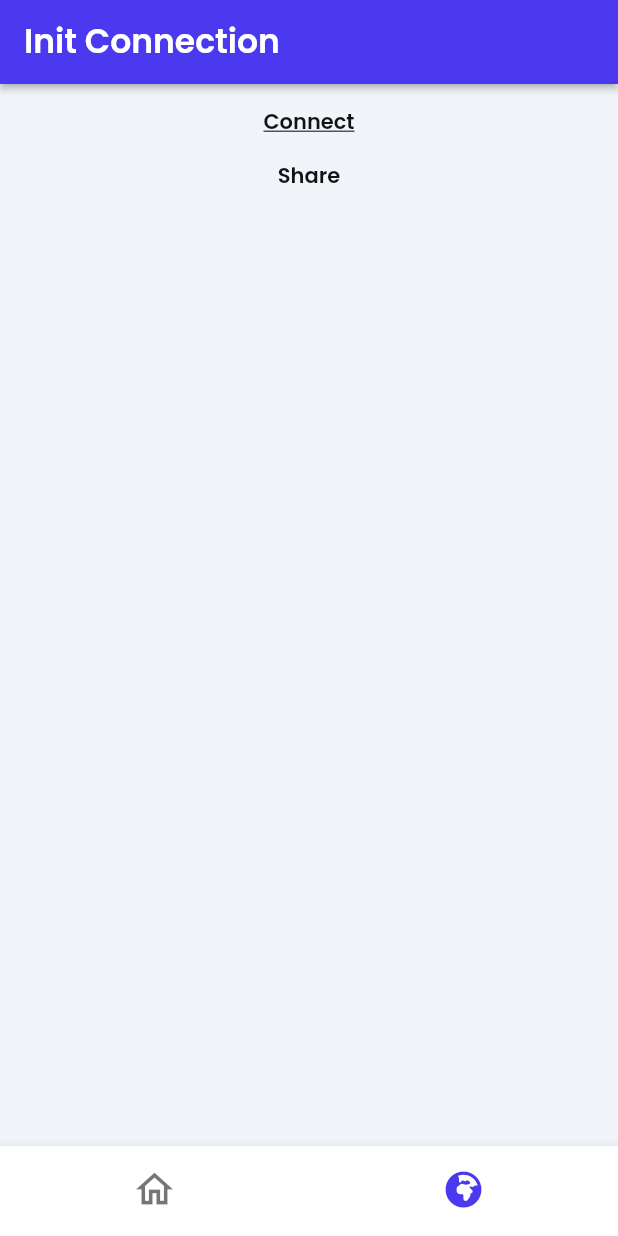
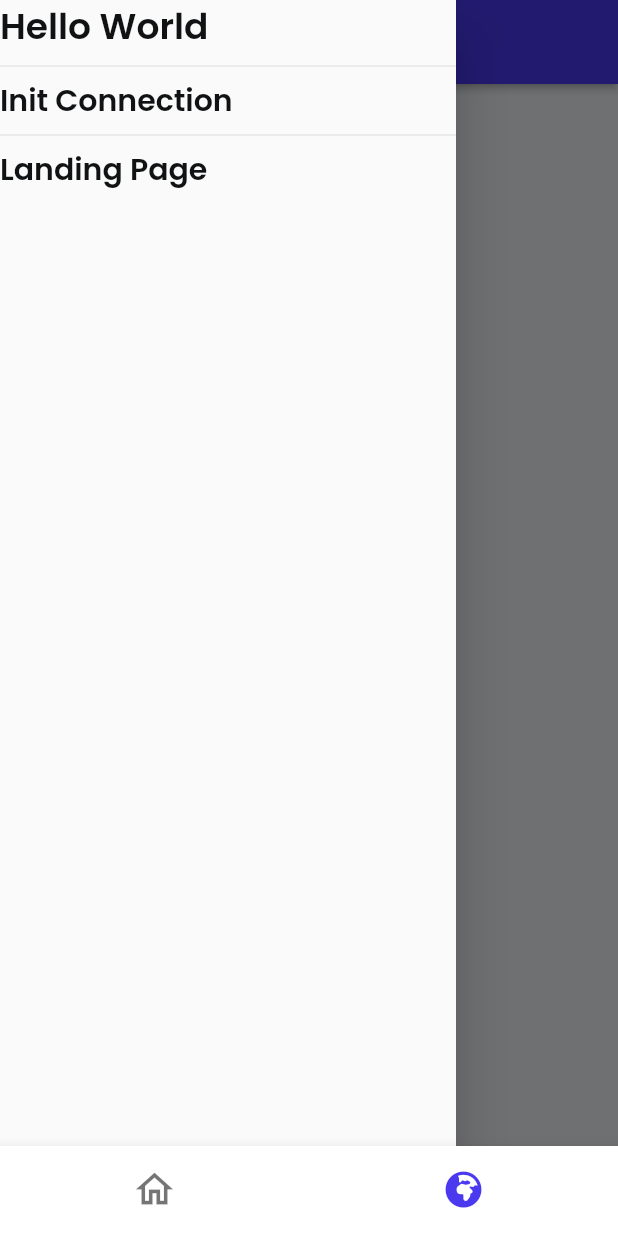
Before and after one commit to sahilkhosla/better-notion-m65hhz, a Flutter app: the screen it shows once a user with an empty profile is signed in, with the side drawer open (before the commit the screen has no drawer), on a phone screen of 412 x 824 dp. Run offline on Flutter 3.47's test engine with Material 2 defaults, Android fonts, the phone set to English and light mode, and no system bars; our stand-ins replace auto_size_text, equatable, firebase_auth, firebase_core, firebase_dynamic_links, font_awesome_flutter and 10 more; accounts and stored records are empty.

Commit message:
Added app drawer

```diff
--- /dev/null
+++ b/lib/components/drawer_with_links_widget.dart
@@ -0,0 +1,76 @@
+import '../flutter_flow/flutter_flow_theme.dart';
+import '../flutter_flow/flutter_flow_util.dart';
+import 'package:flutter/material.dart';
+import 'package:google_fonts/google_fonts.dart';
+
+class DrawerWithLinksWidget extends StatefulWidget {
+  const DrawerWithLinksWidget({Key? key}) : super(key: key);
+
+  @override
+  _DrawerWithLinksWidgetState createState() => _DrawerWithLinksWidgetState();
+}
+
+class _DrawerWithLinksWidgetState extends State<DrawerWithLinksWidget> {
+  @override
+  Widget build(BuildContext context) {
+    return Column(
+      mainAxisSize: MainAxisSize.max,
+      children: [
+        Row(
+          mainAxisSize: MainAxisSize.max,
+          children: [
+            Expanded(
+              child: Text(
+                'Hello World',
+                textAlign: TextAlign.start,
+                style: FlutterFlowTheme.of(context).title1,
+              ),
+            ),
+          ],
+        ),
+        Divider(),
+        Row(
+          mainAxisSize: MainAxisSize.max,
+          children: [
+            Expanded(
+              child: InkWell(
+                onTap: () async {
+                  context.pushNamed(
+                    'InitConnection',
+                    extra: <String, dynamic>{
+                      kTransitionInfoKey: TransitionInfo(
+                        hasTransition: true,
+                        transitionType: PageTransitionType.fade,
+                      ),
+                    },
+                  );
+                },
+                child: Text(
+                  'Init Connection',
+                  style: FlutterFlowTheme.of(context).title3,
+                ),
+              ),
+            ),
+          ],
+        ),
+        Divider(),
+        Row(
+          mainAxisSize: MainAxisSize.max,
+          children: [
+            Expanded(
+              child: InkWell(
+                onTap: () async {
+                  context.pushNamed('LandingPage');
+                },
+                child: Text(
+                  'Landing Page',
+                  style: FlutterFlowTheme.of(context).title3,
+                ),
+              ),
+            ),
+          ],
+        ),
+      ],
+    );
+  }
+}
--- a/lib/init_connection/init_connection_widget.dart
+++ b/lib/init_connection/init_connection_widget.dart
@@ -1,3 +1,5 @@
+import '../components/drawer_with_links_widget.dart';
+import '../flutter_flow/flutter_flow_icon_button.dart';
 import '../flutter_flow/flutter_flow_theme.dart';
 import '../flutter_flow/flutter_flow_util.dart';
 import 'package:flutter/material.dart';
@@ -21,9 +23,27 @@ class _InitConnectionWidgetState extends State<InitConnectionWidget> {
     return Scaffold(
       key: scaffoldKey,
       backgroundColor: FlutterFlowTheme.of(context).primaryBackground,
+      drawer: Drawer(
+        elevation: 16,
+        child: DrawerWithLinksWidget(),
+      ),
       appBar: AppBar(
         backgroundColor: FlutterFlowTheme.of(context).primaryColor,
         automaticallyImplyLeading: false,
+        leading: FlutterFlowIconButton(
+          borderColor: Colors.transparent,
+          borderRadius: 30,
+          borderWidth: 1,
+          buttonSize: 60,
+          icon: Icon(
+            Icons.menu,
+            color: Colors.white,
+            size: 30,
+          ),
+          onPressed: () async {
+            scaffoldKey.currentState!.openDrawer();
+          },
+        ),
         title: Text(
           'Init Connection',
           style: FlutterFlowTheme.of(context).title2.override(
```
Also changed, not shown: lib/landing_page/landing_page_widget.dart (+9 -4 lines).
